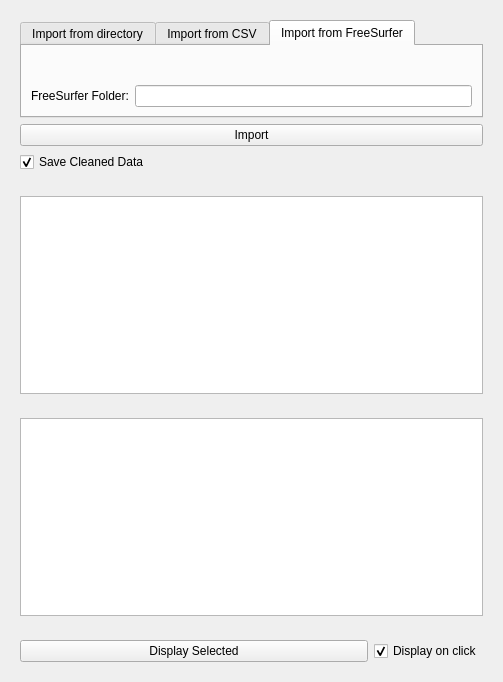
First picture: the form in Modules/Scripted/ShapeAnalysisToolBox/Resources/DataImporter.ui, repository Kitware/SlicerSALT, before the edit.
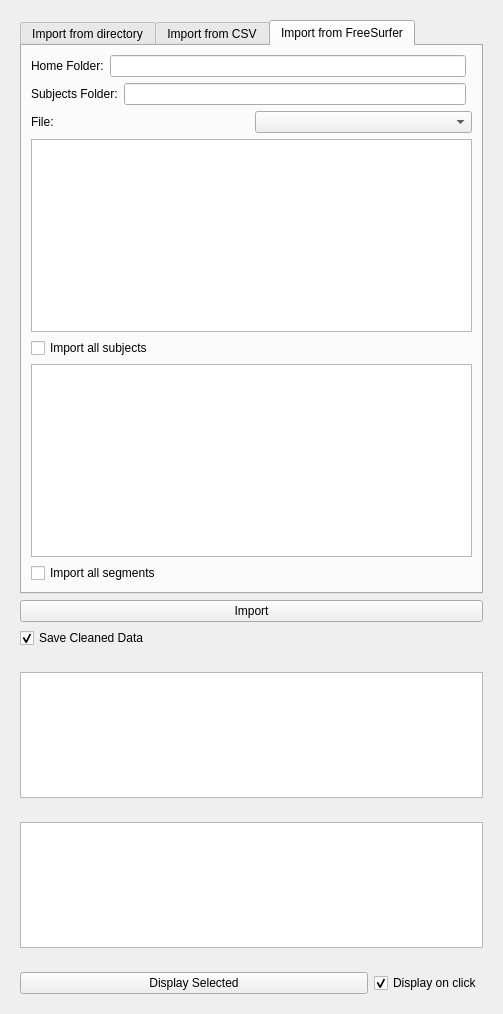
Second picture: the form after the edit. The open tabs and pages were chosen to show the change. Custom widgets are drawn as their Qt base class.

Commit message: ENH: added freesurfer importation into the DataImporter

The edit to the form file:
```diff
--- a/Modules/Scripted/ShapeAnalysisToolBox/Resources/DataImporter.ui
+++ b/Modules/Scripted/ShapeAnalysisToolBox/Resources/DataImporter.ui
@@ -7,9 +7,15 @@
     <x>0</x>
     <y>0</y>
     <width>503</width>
-    <height>682</height>
+    <height>1014</height>
    </rect>
   </property>
+  <property name="minimumSize">
+   <size>
+    <width>0</width>
+    <height>0</height>
+   </size>
+  </property>
   <property name="windowTitle">
    <string>Form</string>
   </property>
@@ -31,6 +37,12 @@
           <verstretch>0</verstretch>
          </sizepolicy>
         </property>
+        <property name="minimumSize">
+         <size>
+          <width>0</width>
+          <height>0</height>
+         </size>
+        </property>
         <property name="tabPosition">
          <enum>QTabWidget::North</enum>
         </property>
@@ -38,7 +50,7 @@
          <enum>QTabWidget::Rounded</enum>
         </property>
         <property name="currentIndex">
-         <number>0</number>
+         <number>2</number>
         </property>
         <property name="tabsClosable">
          <bool>false</bool>
@@ -54,6 +66,9 @@
           <string>Import from directory</string>
          </attribute>
          <layout class="QVBoxLayout" name="verticalLayout_2">
+          <property name="sizeConstraint">
+           <enum>QLayout::SetDefaultConstraint</enum>
+          </property>
           <item>
            <widget class="ctkDirectoryButton" name="FolderDirectoryButton" native="true">
             <property name="directory" stdset="0">
@@ -66,6 +81,9 @@
           </item>
           <item>
            <layout class="QHBoxLayout" name="FolderHorizontalLayout">
+            <property name="sizeConstraint">
+             <enum>QLayout::SetDefaultConstraint</enum>
+            </property>
             <item>
              <widget class="QLabel" name="InputFolderNameLabel">
               <property name="text">
@@ -134,33 +152,148 @@
          </attribute>
          <layout class="QVBoxLayout" name="verticalLayout_7">
           <item>
-           <widget class="ctkDirectoryButton" name="FreeSurferBrowseFolderPushButton" native="true">
-            <property name="directory" stdset="0">
-             <string>.</string>
-            </property>
-            <property name="text" stdset="0">
-             <string> Choose Data Directory</string>
-            </property>
-           </widget>
+           <layout class="QHBoxLayout" name="FreeSurferHomeHorizontalLayout">
+            <item>
+             <widget class="QLabel" name="InputFreeSurferHomeFolderNameLabel">
+              <property name="text">
+               <string>Home Folder:</string>
+              </property>
+             </widget>
+            </item>
+            <item>
+             <widget class="QLineEdit" name="InputFreeSurferHomeFolderNameLineEdit">
+              <property name="readOnly">
+               <bool>true</bool>
+              </property>
+             </widget>
+            </item>
+            <item>
+             <widget class="ctkDirectoryButton" name="FreeSurferBrowseHomeFolderPushButton" native="true">
+              <property name="minimumSize">
+               <size>
+                <width>0</width>
+                <height>0</height>
+               </size>
+              </property>
+              <property name="directory" stdset="0">
+               <string>.</string>
+              </property>
+              <property name="text" stdset="0">
+               <string> Choose Data Directory</string>
+              </property>
+             </widget>
+            </item>
+           </layout>
           </item>
           <item>
            <layout class="QHBoxLayout" name="FreeSurferHorizontalLayout">
             <item>
-             <widget class="QLabel" name="InputFreeSurferFolderNameLabel">
+             <widget class="QLabel" name="InputFreeSurferSubjectsFolderNameLabel">
               <property name="text">
-               <string>FreeSurfer Folder:</string>
+               <string>Subjects Folder:</string>
               </property>
              </widget>
             </item>
             <item>
-             <widget class="QLineEdit" name="InputFreeSurferFolderNameLineEdit">
+             <widget class="QLineEdit" name="InputFreeSurferSubjectsFolderNameLineEdit">
               <property name="readOnly">
                <bool>true</bool>
               </property>
              </widget>
             </item>
+            <item>
+             <widget class="ctkDirectoryButton" name="FreeSurferBrowseSubjectsFolderPushButton" native="true">
+              <property name="minimumSize">
+               <size>
+                <width>0</width>
+                <height>0</height>
+               </size>
+              </property>
+              <property name="directory" stdset="0">
+               <string>.</string>
+              </property>
+              <property name="text" stdset="0">
+               <string> Choose Data Directory</string>
+              </property>
+             </widget>
+            </item>
            </layout>
           </item>
+          <item>
+           <layout class="QHBoxLayout" name="horizontalLayout">
+            <item>
+             <widget class="QLabel" name="InputFreeSurferFileNameLabel">
+              <property name="text">
+               <string>File:</string>
+              </property>
+             </widget>
+            </item>
+            <item>
+             <widget class="QComboBox" name="InputFreeSurferFileSelection"/>
+            </item>
+           </layout>
+          </item>
+          <item>
+           <widget class="QTableWidget" name="InputFreeSurferSubjectsTable">
+            <property name="minimumSize">
+             <size>
+              <width>0</width>
+              <height>150</height>
+             </size>
+            </property>
+            <property name="autoFillBackground">
+             <bool>false</bool>
+            </property>
+            <property name="wordWrap">
+             <bool>true</bool>
+            </property>
+            <attribute name="horizontalHeaderCascadingSectionResizes">
+             <bool>false</bool>
+            </attribute>
+            <attribute name="horizontalHeaderHighlightSections">
+             <bool>true</bool>
+            </attribute>
+            <attribute name="horizontalHeaderShowSortIndicator" stdset="0">
+             <bool>false</bool>
+            </attribute>
+            <attribute name="horizontalHeaderStretchLastSection">
+             <bool>true</bool>
+            </attribute>
+            <attribute name="verticalHeaderCascadingSectionResizes">
+             <bool>false</bool>
+            </attribute>
+            <attribute name="verticalHeaderShowSortIndicator" stdset="0">
+             <bool>false</bool>
+            </attribute>
+            <attribute name="verticalHeaderStretchLastSection">
+             <bool>false</bool>
+            </attribute>
+           </widget>
+          </item>
+          <item>
+           <widget class="QCheckBox" name="FreeSurferImportAllSubjectsOption">
+            <property name="text">
+             <string>Import all subjects</string>
+            </property>
+           </widget>
+          </item>
+          <item>
+           <widget class="QTableWidget" name="InputFreeSurferSegmentsTable">
+            <property name="minimumSize">
+             <size>
+              <width>0</width>
+              <height>150</height>
+             </size>
+            </property>
+           </widget>
+          </item>
+          <item>
+           <widget class="QCheckBox" name="FreeSurferImportAllSegmentsOption">
+            <property name="text">
+             <string>Import all segments</string>
+            </property>
+           </widget>
+          </item>
          </layout>
         </widget>
        </widget>
@@ -196,6 +329,12 @@
      <layout class="QVBoxLayout" name="verticalLayout">
       <item>
        <widget class="QTableWidget" name="SubjectsTableWidget">
+        <property name="minimumSize">
+         <size>
+          <width>0</width>
+          <height>125</height>
+         </size>
+        </property>
         <property name="frameShape">
          <enum>QFrame::StyledPanel</enum>
         </property>
@@ -224,6 +363,12 @@
      <layout class="QVBoxLayout" name="verticalLayout_5">
       <item>
        <widget class="QTableWidget" name="SegmentsTableWidget">
+        <property name="minimumSize">
+         <size>
+          <width>0</width>
+          <height>125</height>
+         </size>
+        </property>
         <property name="sortingEnabled">
          <bool>true</bool>
         </property>
```
The commit also changes 1 other file.
